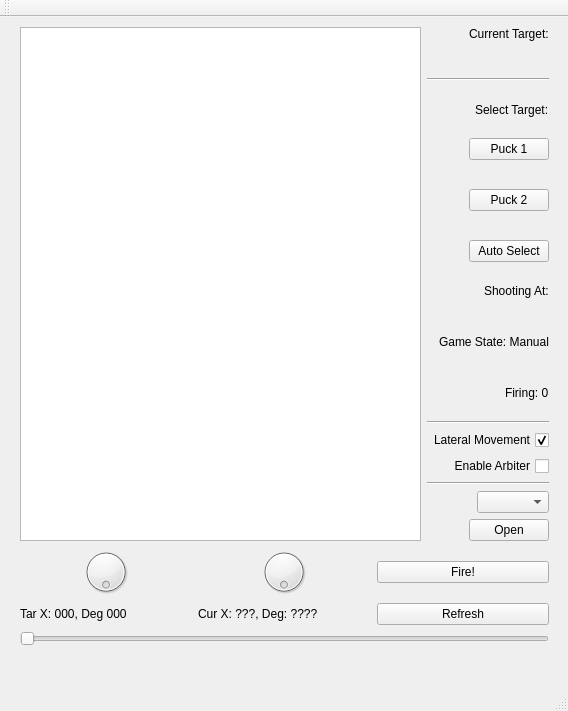
Old version of the form gameplay/gameplay/mainwindow.ui in the repository montaguk/crossfire.
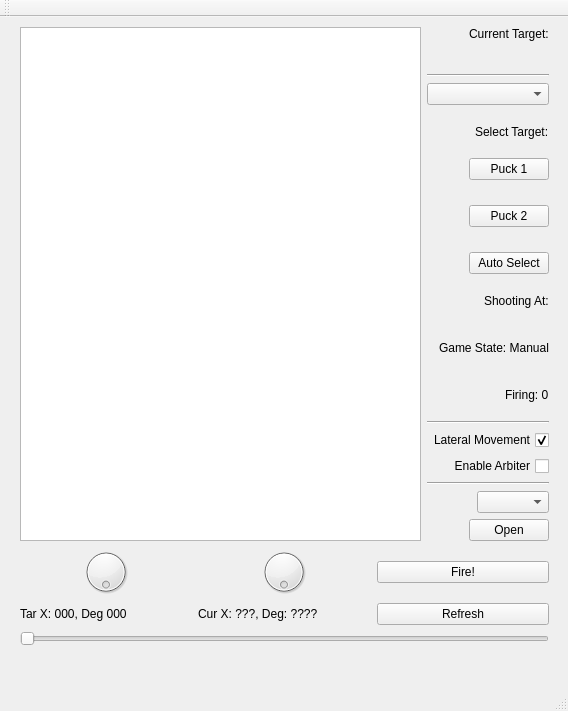
New version of the form.

```diff
--- a/gameplay/gameplay/mainwindow.ui
+++ b/gameplay/gameplay/mainwindow.ui
@@ -60,6 +60,9 @@
            </property>
           </widget>
          </item>
+         <item>
+          <widget class="QComboBox" name="strategyBox"/>
+         </item>
          <item alignment="Qt::AlignRight">
           <widget class="QLabel" name="label">
            <property name="text">
```
